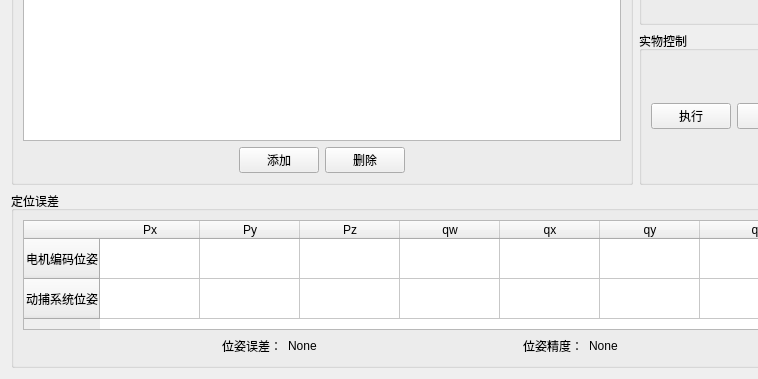
Above: res/main.ui from BrightSoulXYHY/arm_control before the change; both pictures show x 0 to 758 and y 141 to 520 of the 840 by 520 pixel window. Below: the same form after it.
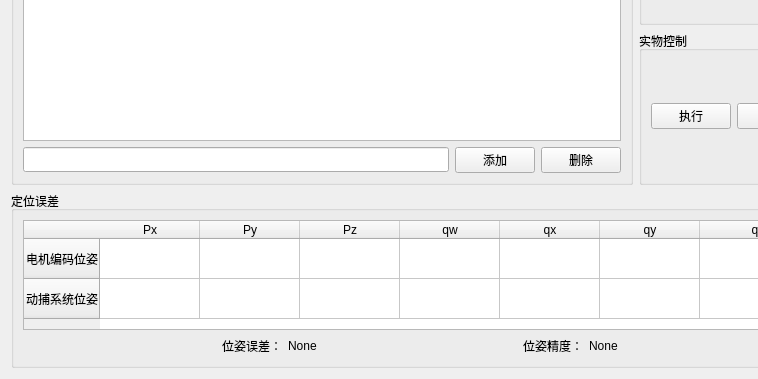
That is the form after the change.

```diff
--- a/res/main.ui
+++ b/res/main.ui
@@ -273,17 +273,13 @@
       <item>
        <layout class="QHBoxLayout" name="horizontalLayout">
         <item>
-         <spacer name="horizontalSpacer_4">
-          <property name="orientation">
-           <enum>Qt::Horizontal</enum>
+         <widget class="QLineEdit" name="ptLineEdit">
+          <property name="font">
+           <font>
+            <family>Microsoft YaHei</family>
+           </font>
           </property>
-          <property name="sizeHint" stdset="0">
-           <size>
-            <width>40</width>
-            <height>20</height>
-           </size>
-          </property>
-         </spacer>
+         </widget>
         </item>
         <item>
          <widget class="QPushButton" name="ptAddButton">
@@ -299,19 +295,6 @@
           </property>
          </widget>
         </item>
-        <item>
-         <spacer name="horizontalSpacer_5">
-          <property name="orientation">
-           <enum>Qt::Horizontal</enum>
-          </property>
-          <property name="sizeHint" stdset="0">
-           <size>
-            <width>40</width>
-            <height>20</height>
-           </size>
-          </property>
-         </spacer>
-        </item>
        </layout>
       </item>
      </layout>
```
